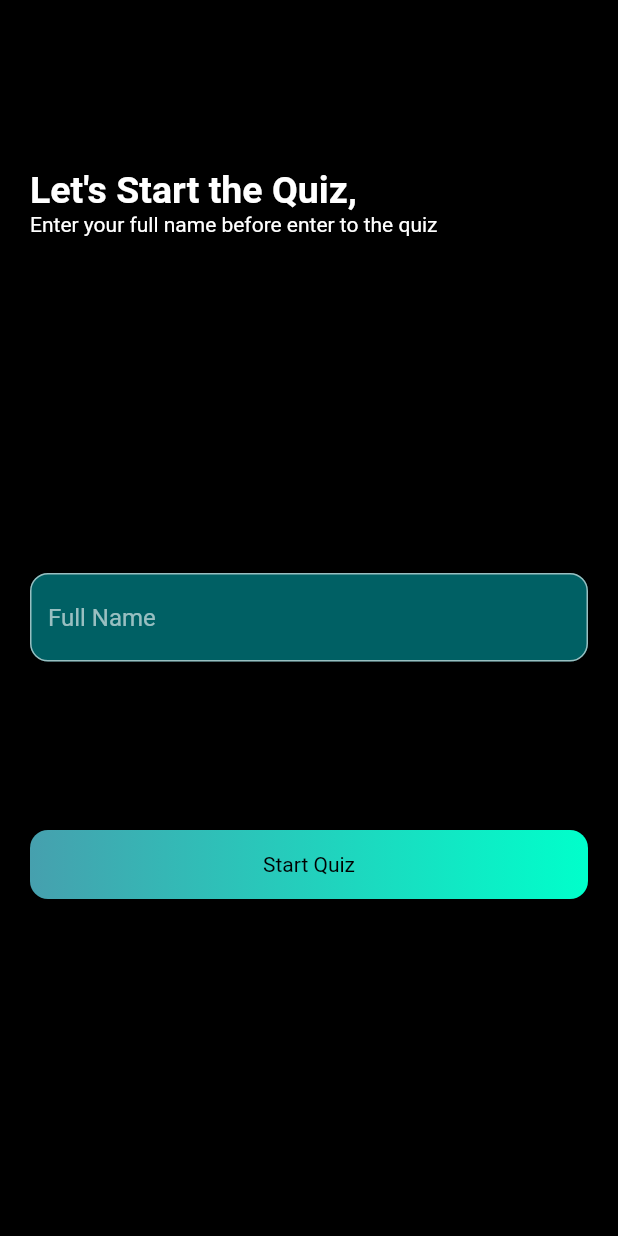
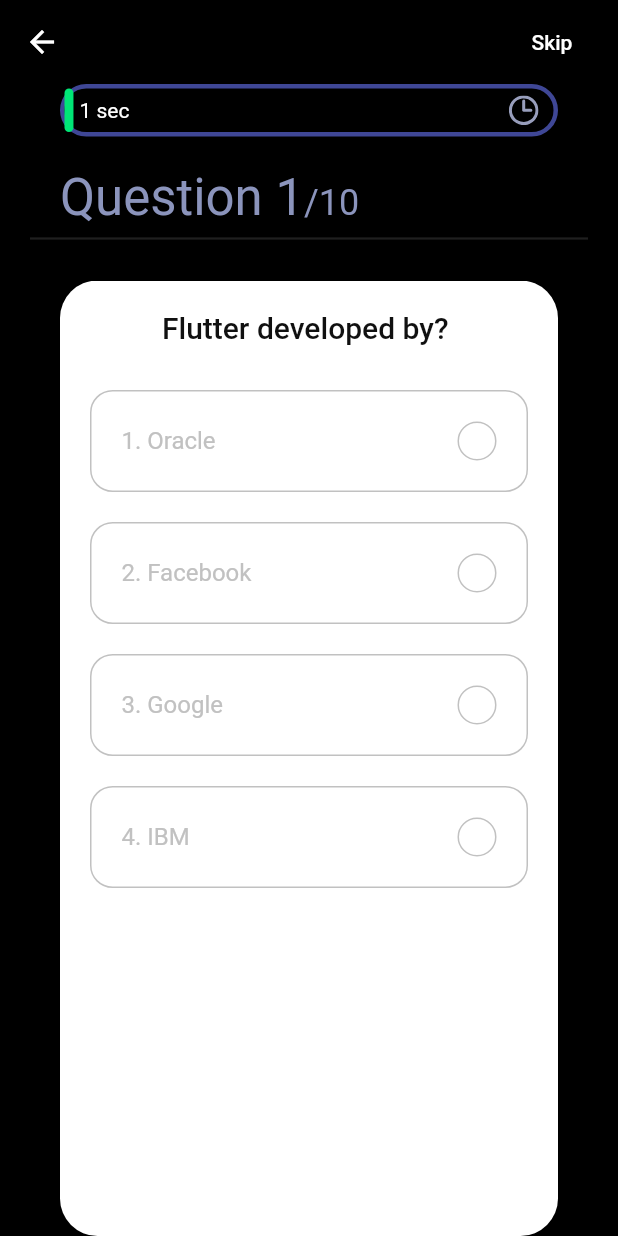
Before and after one commit to DarvinShane97/Flutter_Quiz_App, a Flutter app: the screen it shows after launch, after a tap on "Start Quiz", on a phone screen of 412 x 824 dp. Run offline on Flutter 3.47's test engine with Material 2 defaults, Android fonts, the phone set to English and light mode, and no system bars; our stand-ins replace flutter_svg, get.

Commit message:
Implement question card, options and quiz screen components

```diff
--- a/lib/main.dart
+++ b/lib/main.dart
@@ -1,17 +1,17 @@
 import 'package:flutter/material.dart';
+import 'package:get/get_navigation/src/root/get_material_app.dart';
 import 'package:my_quiz_app/screens/Welcome/Welcome_Screen.dart';
 
 void main() {
-  runApp(const MyApp());
+  runApp(MyApp());
 }
 
 class MyApp extends StatelessWidget {
-  const MyApp({Key? key}) : super(key: key);
 
   // This widget is the root of your application.
   @override
   Widget build(BuildContext context) {
-    return MaterialApp(
+    return GetMaterialApp(
       title: 'Flutter Quiz App',
       debugShowCheckedModeBanner: false,
       theme: ThemeData.dark(),
--- a/lib/screens/Quiz/Components/body.dart
+++ b/lib/screens/Quiz/Components/body.dart
@@ -1,21 +1,73 @@
 import 'package:flutter/cupertino.dart';
-import 'package:flutter_svg/svg.dart';
+import 'package:flutter/material.dart';
+import 'package:get/get_core/src/get_main.dart';
+import 'package:get/get_instance/src/extension_instance.dart';
+import 'package:get/get_state_manager/src/rx_flutter/rx_obx_widget.dart';
 import 'package:my_quiz_app/constants.dart';
+import 'package:my_quiz_app/controller/quiz_controller.dart';
 import 'package:my_quiz_app/screens/Quiz/Components/progress_bar.dart';
+import 'package:my_quiz_app/screens/Quiz/Components/question_card.dart';
 
 class Body extends StatelessWidget {
   const Body({Key? key}) : super(key: key);
 
   @override
   Widget build(BuildContext context) {
+
+    QuestionController _questionController = Get.put(QuestionController());
+
     return Stack(
       children: [
         SafeArea(
           child: Padding(
             padding: EdgeInsets.symmetric(horizontal: kDefaultPadding),
             child: Column(
+              crossAxisAlignment: CrossAxisAlignment.start,
               children: [
-                Progress_Bar(),
+                Padding(
+                  padding:
+                  const EdgeInsets.symmetric(horizontal: kDefaultPadding),
+                  child: Progress_Bar(),
+                ),
+                SizedBox(height: kDefaultPadding),
+                Padding(
+                  padding:
+                  const EdgeInsets.symmetric(horizontal: kDefaultPadding),
+                  child: Obx(
+                        () => Text.rich(
+                      TextSpan(
+                        text:
+                        "Question ${_questionController.questionNumber.value}",
+                        style: Theme.of(context)
+                            .textTheme
+                            .headline4!
+                            .copyWith(color: kSecondaryColor),
+                        children: [
+                          TextSpan(
+                            text: "/${_questionController.questions.length}",
+                            style: Theme.of(context)
+                                .textTheme
+                                .headline5!
+                                .copyWith(color: kSecondaryColor),
+                          ),
+                        ],
+                      ),
+                    ),
+                  ),
+                ),
+                Divider(thickness: 1.5),
+                SizedBox(height: kDefaultPadding),
+                Expanded(
+                  child: PageView.builder(
+                    // Block swipe to next qn
+                    physics: NeverScrollableScrollPhysics(),
+                    controller: _questionController.pageController,
+                    onPageChanged: _questionController.updateTheQnNum,
+                    itemCount: _questionController.questions.length,
+                    itemBuilder: (context, index) => QuestionCard(
+                        question: _questionController.questions[index]),
+                  ),
+                ),
               ],
             ),
           ),
--- /dev/null
+++ b/lib/screens/Quiz/Components/option.dart
@@ -0,0 +1,72 @@
+import 'package:flutter/material.dart';
+import 'package:get/get_state_manager/get_state_manager.dart';
+import 'package:my_quiz_app/controller/quiz_controller.dart';
+
+import '../../../constants.dart';
+
+class Option extends StatelessWidget {
+  const Option({
+    required this.text,
+    required this.index,
+    required this.press,
+  });
+  final String text;
+  final int index;
+  final VoidCallback press;
+
+  @override
+  Widget build(BuildContext context) {
+    return GetBuilder<QuestionController>(
+        init: QuestionController(),
+        builder: (qnController) {
+          Color getTheRightColor() {
+            if (qnController.isAnswered) {
+              if (index == qnController.correctAns) {
+                return kGreenColor;
+              } else if (index == qnController.selectedAns &&
+                  qnController.selectedAns != qnController.correctAns) {
+                return kRedColor;
+              }
+            }
+            return kGrayColor;
+          }
+          IconData getTheRightIcon() {
+            return getTheRightColor() == kRedColor ? Icons.close : Icons.done;
+          }
+          return InkWell(
+            onTap: press,
+            child: Container(
+              margin: EdgeInsets.only(top: kDefaultPadding),
+              padding: EdgeInsets.all(kDefaultPadding),
+              decoration: BoxDecoration(
+                border: Border.all(color: getTheRightColor()),
+                borderRadius: BorderRadius.circular(15),
+              ),
+              child: Row(
+                mainAxisAlignment: MainAxisAlignment.spaceBetween,
+                children: [
+                  Text(
+                    "${index + 1}. $text",
+                    style: TextStyle(color: getTheRightColor(), fontSize: 16),
+                  ),
+                  Container(
+                    height: 26,
+                    width: 26,
+                    decoration: BoxDecoration(
+                      color: getTheRightColor() == kGrayColor
+                          ? Colors.transparent
+                          : getTheRightColor(),
+                      borderRadius: BorderRadius.circular(50),
+                      border: Border.all(color: getTheRightColor()),
+                    ),
+                    child: getTheRightColor() == kGrayColor
+                        ? null
+                        : Icon(getTheRightIcon(), size: 16),
+                  )
+                ],
+              ),
+            ),
+          );
+        });
+  }
+}
--- /dev/null
+++ b/lib/screens/Quiz/Components/question_card.dart
@@ -0,0 +1,49 @@
+import 'package:flutter/material.dart';
+import 'package:get/get.dart';
+import 'package:my_quiz_app/controller/quiz_controller.dart';
+import 'package:my_quiz_app/models/Quiz.dart';
+
+import '../../../constants.dart';
+import 'option.dart';
+
+class QuestionCard extends StatelessWidget {
+  const QuestionCard({
+
+    required this.question,
+  });
+
+  final Quiz question;
+
+  @override
+  Widget build(BuildContext context) {
+    QuestionController _controller = Get.put(QuestionController());
+    return Container(
+      margin: EdgeInsets.symmetric(horizontal: kDefaultPadding),
+      padding: EdgeInsets.all(kDefaultPadding),
+      decoration: BoxDecoration(
+        color: Colors.white,
+        borderRadius: BorderRadius.circular(25),
+      ),
+      child: Column(
+        children: [
+          Text(
+            question.quiz,
+            style: Theme.of(context)
+                .textTheme
+                .headline6!
+                .copyWith(color: kBlackColor),
+          ),
+          SizedBox(height: kDefaultPadding / 2),
+          ...List.generate(
+            question.options.length,
+                (index) => Option(
+              index: index,
+              text: question.options[index],
+              press: () => _controller.checkAns(question, index),
+            ),
+          ),
+        ],
+      ),
+    );
+  }
+}
--- a/lib/screens/Quiz/quiz_screen.dart
+++ b/lib/screens/Quiz/quiz_screen.dart
@@ -1,19 +1,22 @@
 import 'package:flutter/cupertino.dart';
 import 'package:flutter/material.dart';
+import 'package:get/get_core/src/get_main.dart';
+import 'package:get/get_instance/src/extension_instance.dart';
+import 'package:my_quiz_app/controller/quiz_controller.dart';
 import 'package:my_quiz_app/screens/Quiz/Components/body.dart';
 
 class Quiz_Screen extends StatelessWidget {
-  const Quiz_Screen({Key? key}) : super(key: key);
 
   @override
   Widget build(BuildContext context) {
+    QuestionController _controller = Get.put(QuestionController());
     return Scaffold(
       extendBodyBehindAppBar: true,
       appBar: AppBar(
         backgroundColor: Colors.transparent,
         elevation: 0,
         actions: [
-          FlatButton(onPressed: (){}, child: Text("Skip")),
+          FlatButton(onPressed: _controller.nextQuestion, child: Text("Skip")),
         ],
       ),
       backgroundColor: Colors.black,
--- a/lib/screens/Welcome/Welcome_Screen.dart
+++ b/lib/screens/Welcome/Welcome_Screen.dart
@@ -1,10 +1,12 @@
 import 'package:flutter/cupertino.dart';
 import 'package:flutter/material.dart';
 import 'package:flutter_svg/svg.dart';
+import 'package:get/get_core/src/get_main.dart';
+import 'package:get/get_navigation/src/extension_navigation.dart';
 import 'package:my_quiz_app/constants.dart';
+import 'package:my_quiz_app/screens/Quiz/quiz_screen.dart';
 
 class Welcome_Screen extends StatelessWidget {
-  const Welcome_Screen({Key? key}) : super(key: key);
 
   @override
   Widget build(BuildContext context) {
@@ -39,7 +41,7 @@ class Welcome_Screen extends StatelessWidget {
                     ),
                     Spacer(),
                     InkWell(
-                      onTap: (){},
+                        onTap: () => Get.to(Quiz_Screen()),
                       child: Container(
                         width: double.infinity,
                         alignment: Alignment.center,
```
Also changed, not shown: 1 other file.
